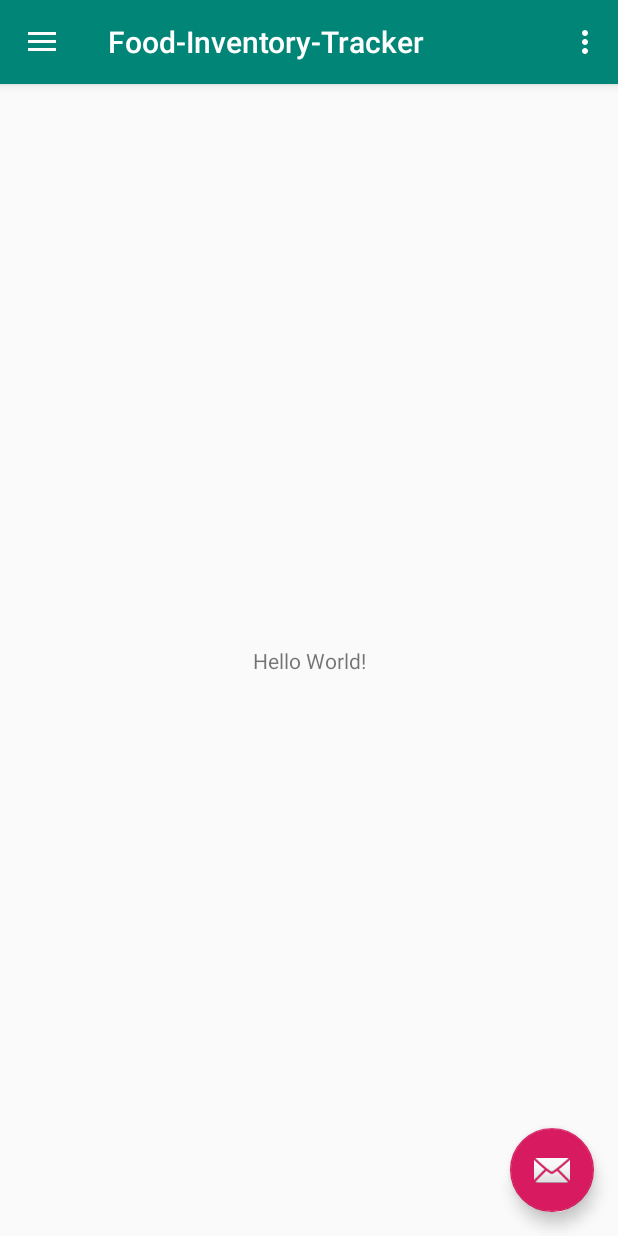
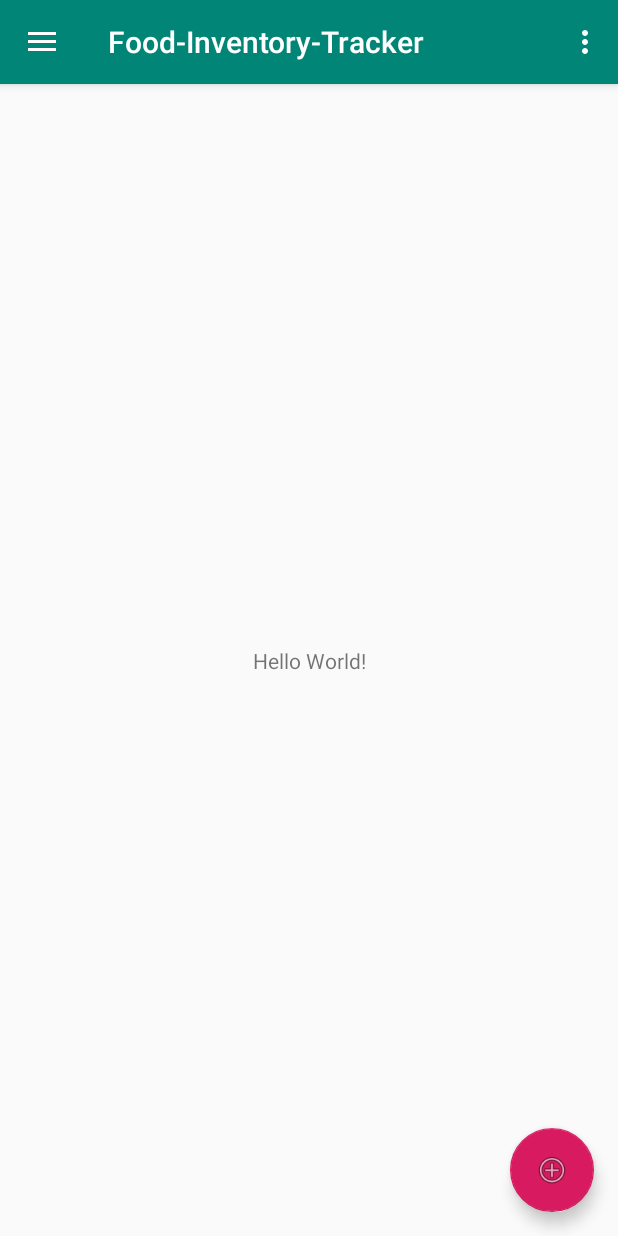
Before and after one commit to SilasA/Food-Inventory-Tracker, an Android app: the screen it shows after launch (MainActivity), on a phone screen of 412 x 824 dp. Run offline under Robolectric (Android 15) with nearby library versions, the phone set to English and light mode, and no system bars.

Commit message:
fucked with elements

```diff
--- a/app/src/main/res/layout/app_bar_main.xml
+++ b/app/src/main/res/layout/app_bar_main.xml
@@ -29,6 +29,6 @@
             android:layout_height="wrap_content"
             android:layout_gravity="bottom|end"
             android:layout_margin="@dimen/fab_margin"
-            app:srcCompat="@android:drawable/ic_dialog_email"/>
+            app:srcCompat="@android:drawable/ic_menu_add"/>
 
 </androidx.coordinatorlayout.widget.CoordinatorLayout>
```
